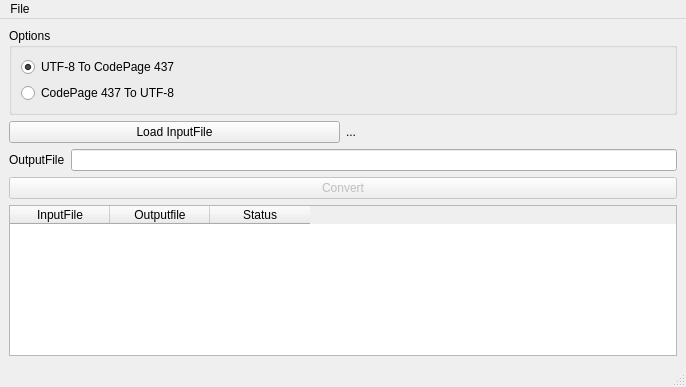
Old version of the form TextConverterGUI/TextConverterForm.ui in the repository RubenFrans/TextConverter.
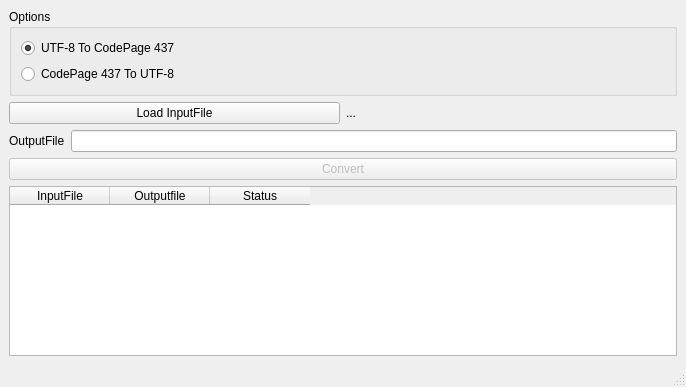
New version of the form.

Commit message: Implements nsis installer for both commandlinetool and gui tool

The edit to the form file:
```diff
--- a/TextConverterGUI/TextConverterForm.ui
+++ b/TextConverterGUI/TextConverterForm.ui
@@ -132,22 +132,6 @@
     </item>
    </layout>
   </widget>
-  <widget class="QMenuBar" name="menubar">
-   <property name="geometry">
-    <rect>
-     <x>0</x>
-     <y>0</y>
-     <width>686</width>
-     <height>22</height>
-    </rect>
-   </property>
-   <widget class="QMenu" name="menuFile">
-    <property name="title">
-     <string>File</string>
-    </property>
-   </widget>
-   <addaction name="menuFile"/>
-  </widget>
   <widget class="QStatusBar" name="statusbar"/>
  </widget>
  <resources/>
```
The commit also changes 7 other files.
